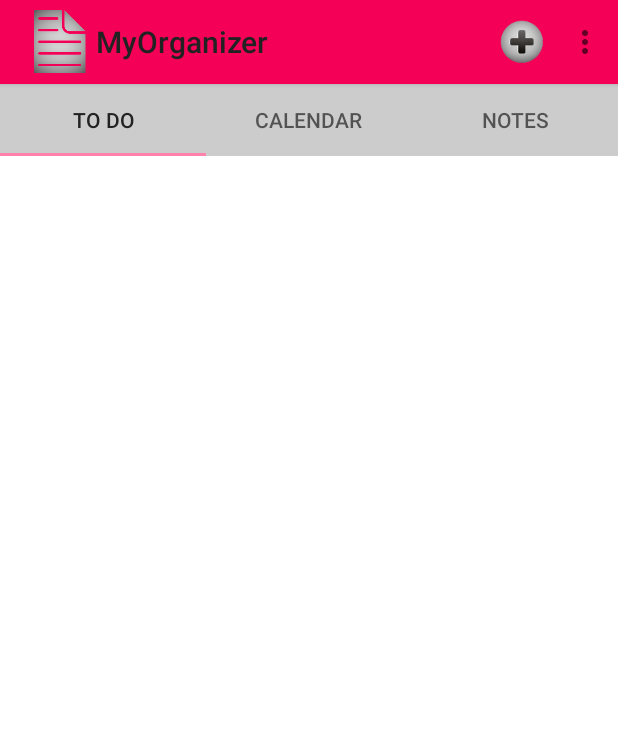
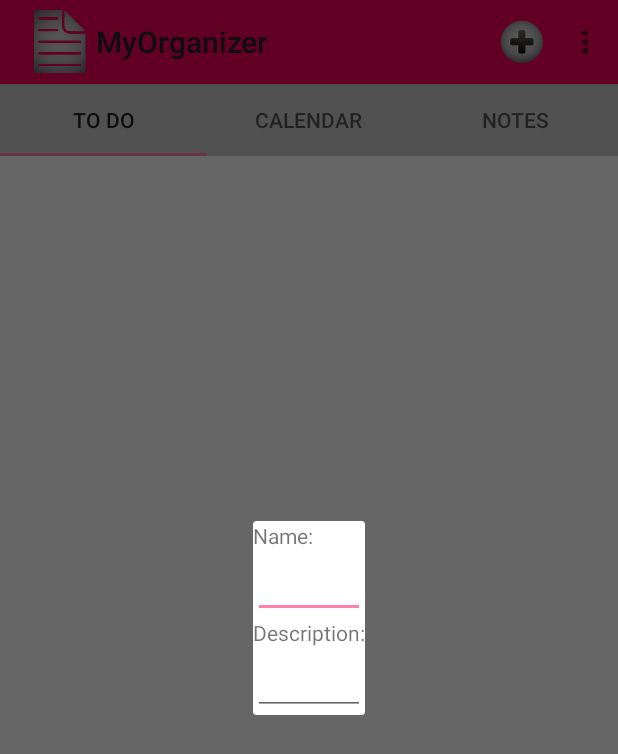
Before and after one commit to moniaS/Organizer, an Android app: the screen it shows after launch (MainActivity), after a tap on "Search", on a phone screen of 412 x 824 dp. Shown: the top 754 px of the screen. Run offline under Robolectric (Android 15) with nearby library versions, the phone set to English and light mode, and no system bars.

Commit message:
Dodanie DialogFragment w celu dodania nowego zadania, zapisywanie tego zadania i aktualizacja listy z zadaniami po dodaniu zadania.

```diff
--- a/app/src/main/java/com/example/android/myapplication/Activity/MainActivity.java
+++ b/app/src/main/java/com/example/android/myapplication/Activity/MainActivity.java
@@ -3,6 +3,7 @@ package com.example.android.myapplication.Activity;
 import android.os.Bundle;
 import android.support.design.widget.TabLayout;
 import android.support.v4.app.Fragment;
+import android.support.v4.app.FragmentManager;
 import android.support.v4.view.ViewPager;
 import android.support.v7.app.AppCompatActivity;
 import android.support.v7.widget.Toolbar;
@@ -10,13 +11,17 @@ import android.view.Menu;
 import android.view.MenuItem;
 import android.widget.Toast;
 
-import com.example.android.myapplication.Fragments.ToDoFragment;
+import com.example.android.myapplication.Fragments.CalendarFragment;
+import com.example.android.myapplication.Fragments.AddTaskDialog;
+import com.example.android.myapplication.Fragments.TasksFragment;
 import com.example.android.myapplication.R;
 import com.example.android.myapplication.Adapters.SampleFragmentPagerAdapter;
 
-public class MainActivity extends AppCompatActivity{
+public class MainActivity extends AppCompatActivity implements AddTaskDialog.NewTaskFragmentListener{
 
-    SampleFragmentPagerAdapter adapter;
+    SampleFragmentPagerAdapter mPagerAdapter;
+    TabLayout mTabLayout;
+    ViewPager mViewPager;
 
     @Override
     protected void onCreate(Bundle savedInstanceState) {
@@ -25,7 +30,6 @@ public class MainActivity extends AppCompatActivity{
         setToolbar();
         initViews();
     }
-
 
     @Override
     public void onAttachFragment(Fragment fragment) {
@@ -45,7 +49,16 @@ public class MainActivity extends AppCompatActivity{
         switch (item.getItemId()) {
 
             case R.id.action_add:
-                return false;
+                if(mViewPager.getCurrentItem() == 0) {
+                    TasksFragment taskFragment = (TasksFragment) mViewPager.getAdapter().instantiateItem(mViewPager, mViewPager.getCurrentItem());
+                    showEditDialog();
+                }
+                else if(mViewPager.getCurrentItem() == 1) {
+                    CalendarFragment calendarFragment = (CalendarFragment) mViewPager.getAdapter().instantiateItem(mViewPager, mViewPager.getCurrentItem());
+                    Toast.makeText(this, "Adding selected", Toast.LENGTH_SHORT)
+                            .show();
+                }
+                return true;
             case R.id.action_settings:
                 Toast.makeText(this, "Settings selected", Toast.LENGTH_SHORT)
                         .show();
@@ -55,6 +68,19 @@ public class MainActivity extends AppCompatActivity{
         }
         return false;
     }
+
+    @Override
+    public void onFinishEditDialog(String name, String decription) {
+        TasksFragment frag1 = (TasksFragment) mViewPager.getAdapter().instantiateItem(mViewPager, mViewPager.getCurrentItem());
+        frag1.addTaskToList(name, decription);
+    }
+
+    private void showEditDialog() {
+        FragmentManager fm = getSupportFragmentManager();
+        AddTaskDialog addingTaskDialog = new AddTaskDialog();
+        addingTaskDialog.show(fm, "dialog_add_task");
+    }
+
     private void setToolbar() {
         Toolbar toolbar = (Toolbar) findViewById(R.id.tool_bar);
         setSupportActionBar(toolbar);
@@ -63,13 +89,12 @@ public class MainActivity extends AppCompatActivity{
     }
 
     private void initViews() {
-        TabLayout tabs = (TabLayout) findViewById(R.id.tabs);
-        ViewPager pager = (ViewPager) findViewById(R.id.pager);
-        adapter = new SampleFragmentPagerAdapter(getSupportFragmentManager());
+        mTabLayout = (TabLayout) findViewById(R.id.tabs);
+        mViewPager = (ViewPager) findViewById(R.id.pager);
+        mPagerAdapter = new SampleFragmentPagerAdapter(getSupportFragmentManager());
 
-        pager.setAdapter(adapter);
-        tabs.setupWithViewPager(pager);
+        mViewPager.setAdapter(mPagerAdapter);
+        mTabLayout.setupWithViewPager(mViewPager);
+
     }
-
-
 }
--- a/app/src/main/java/com/example/android/myapplication/Adapters/SampleFragmentPagerAdapter.java
+++ b/app/src/main/java/com/example/android/myapplication/Adapters/SampleFragmentPagerAdapter.java
@@ -2,19 +2,20 @@ package com.example.android.myapplication.Adapters;
 
 import android.support.v4.app.Fragment;
 import android.support.v4.app.FragmentManager;
-import android.support.v4.app.FragmentPagerAdapter;
 import android.support.v4.app.FragmentStatePagerAdapter;
-import android.view.View;
 import android.view.ViewGroup;
 
 import com.example.android.myapplication.Fragments.CalendarFragment;
 import com.example.android.myapplication.Fragments.NotesFragment;
-import com.example.android.myapplication.Fragments.ToDoFragment;
+import com.example.android.myapplication.Fragments.TasksFragment;
 
 public class SampleFragmentPagerAdapter extends FragmentStatePagerAdapter {
     final int PAGE_COUNT = 3;
     private String tabTitles[] = new String[] { "To Do", "Calendar", "Notes" };
     Fragment mCurrentFragment;
+    private TasksFragment taskFragment;
+    private CalendarFragment calendarFragment;
+    private NotesFragment notesFragment;
 
     public SampleFragmentPagerAdapter(FragmentManager fm) {
         super(fm);
@@ -31,7 +32,7 @@ public class SampleFragmentPagerAdapter extends FragmentStatePagerAdapter {
         switch (position)
         {
             case 0:
-                return new ToDoFragment();
+                return new TasksFragment();
             case 1:
                 return new CalendarFragment();
             case 2:
@@ -40,16 +41,45 @@ public class SampleFragmentPagerAdapter extends FragmentStatePagerAdapter {
                 return null;
         }
     }
+
     @Override
     public void setPrimaryItem(ViewGroup container, int position, Object object) {
-        if (mCurrentFragment != object) {
-            mCurrentFragment = (Fragment) object;
+        Fragment fragment = (Fragment) object;
+        Fragment mCurrentPrimaryItem = getItem(position);
+        if (fragment != mCurrentPrimaryItem) {
+            if (mCurrentPrimaryItem != null) {
+                mCurrentPrimaryItem.setMenuVisibility(false);
+                mCurrentPrimaryItem.setUserVisibleHint(false);
+            }
+            if (fragment != null) {
+// There's no check to see if a parent fragment is even visible!
+                fragment.setMenuVisibility(true);
+                fragment.setUserVisibleHint(true);
+            }
+            mCurrentPrimaryItem = fragment;
         }
-        super.setPrimaryItem(container, position, object);
     }
+
     @Override
     public CharSequence getPageTitle(int position) {
         // Generate title based on item position
         return tabTitles[position];
     }
+
+    public Object instantiateItem(ViewGroup container, int position) {
+        Fragment createdFragment = (Fragment) super.instantiateItem(container, position);
+        // save the appropriate reference depending on position
+        switch (position) {
+            case 0:
+                taskFragment = (TasksFragment) createdFragment;
+                break;
+            case 1:
+                calendarFragment = (CalendarFragment) createdFragment;
+                break;
+            case 2:
+                notesFragment = (NotesFragment) createdFragment;
+                        break;
+        }
+        return createdFragment;
+    }
 }
--- /dev/null
+++ b/app/src/main/java/com/example/android/myapplication/Adapters/TasksAdapter.java
@@ -0,0 +1,60 @@
+package com.example.android.myapplication.Adapters;
+
+import android.app.Activity;
+import android.content.Context;
+import android.graphics.Paint;
+import android.view.LayoutInflater;
+import android.view.View;
+import android.view.ViewGroup;
+import android.widget.ArrayAdapter;
+import android.widget.CheckBox;
+import android.widget.CompoundButton;
+import android.widget.TextView;
+
+import com.example.android.myapplication.ObjectClasses.Task;
+import com.example.android.myapplication.R;
+
+import org.w3c.dom.Text;
+
+import java.util.List;
+
+/**
+ * Created by Monia on 2016-02-17.
+ */
+public class TasksAdapter extends ArrayAdapter <Task> {
+
+    private Activity context;
+    List <Task> tasks;
+
+    public TasksAdapter(Activity context, List<Task> tasks) {
+        super(context, R.layout.list_to_do_item, tasks);
+        this.context = context;
+        this.tasks = tasks;
+    }
+
+    static class ViewHolder {
+        protected TextView tv_name;
+        protected TextView tv_descripiton;
+        protected CheckBox checkbox;
+    }
+    @Override
+    public View getView(int position, View convertView, ViewGroup parent) {
+        ViewHolder viewHolder;
+        View rowView = convertView;
+        if(rowView == null) {
+            LayoutInflater layoutInflater = context.getLayoutInflater();
+            rowView = layoutInflater.inflate(R.layout.list_to_do_item, null, true);
+            viewHolder = new ViewHolder();
+            viewHolder.tv_name = (TextView) rowView.findViewById(R.id.tv_task_name);
+            viewHolder.tv_descripiton = (TextView) rowView.findViewById(R.id.tv_task_description);
+            rowView.setTag(viewHolder);
+        } else {
+            viewHolder = (ViewHolder) rowView.getTag();
+        }
+        Task task = tasks.get(position);
+        viewHolder.tv_name.setText(task.getName());
+        viewHolder.tv_descripiton.setText(task.getDescription());
+
+        return rowView;
+    }
+}
--- /dev/null
+++ b/app/src/main/java/com/example/android/myapplication/Fragments/AddTaskDialog.java
@@ -0,0 +1,62 @@
+package com.example.android.myapplication.Fragments;
+
+import android.os.Bundle;
+import android.view.KeyEvent;
+import android.view.LayoutInflater;
+import android.view.View;
+import android.view.ViewGroup;
+import android.view.WindowManager;
+import android.view.inputmethod.EditorInfo;
+import android.widget.DatePicker;
+import android.widget.EditText;
+import android.widget.TextView;
+
+import com.example.android.myapplication.Activity.MainActivity;
+import com.example.android.myapplication.R;
+
+public class AddTaskDialog extends android.support.v4.app.DialogFragment implements TextView.OnEditorActionListener {
+
+    private EditText taskName;
+    private EditText taskDescription;
+    private DatePicker taskDate;
+
+    public interface NewTaskFragmentListener {
+        void onFinishEditDialog(String name, String description);
+    }
+    @Override
+    public boolean onEditorAction(TextView v, int actionId, KeyEvent event) {
+        if (EditorInfo.IME_ACTION_DONE == actionId) {
+            // Return input text to activity
+            MainActivity activity = (MainActivity) getActivity();
+            activity.onFinishEditDialog(taskName.getText().toString(), taskDescription.getText().toString());
+            this.dismiss();
+            return true;
+        }
+        return false;
+    }
+
+    public AddTaskDialog() {
+        // Empty constructor required for DialogFragment
+    }
+
+    @Override
+    public View onCreateView(LayoutInflater inflater, ViewGroup container,
+                             Bundle savedInstanceState) {
+        View view = inflater.inflate(R.layout.dialog_add_task, container);
+        taskName = (EditText) view.findViewById(R.id.txt_new_task_name);
+        taskDescription = (EditText) view.findViewById(R.id.txt_new_task_description);
+        getDialog().setTitle("Task Adding");
+
+        showKeyboard(taskName);
+        taskDescription.setOnEditorActionListener(this);
+
+        return view;
+    }
+
+    private void showKeyboard(EditText editText) {
+        editText.requestFocus();
+        getDialog().getWindow().setSoftInputMode(
+                WindowManager.LayoutParams.SOFT_INPUT_STATE_VISIBLE);
+    }
+
+}
--- a/app/src/main/java/com/example/android/myapplication/Fragments/CalendarFragment.java
+++ b/app/src/main/java/com/example/android/myapplication/Fragments/CalendarFragment.java
@@ -14,14 +14,14 @@ import com.example.android.myapplication.R;
 public class CalendarFragment extends Fragment
 {
     @Override
-    public void onCreate(Bundle savedInstanceState)
-    {
+    public void onCreate(Bundle savedInstanceState) {
         super.onCreate(savedInstanceState);
     }
 
     @Override
     public View onCreateView(LayoutInflater inflater, ViewGroup container, Bundle savedInstanceState)
     {
+
         return inflater.inflate(R.layout.fragment_calendar, container, false);
     }
 }
--- /dev/null
+++ b/app/src/main/java/com/example/android/myapplication/Fragments/TasksFragment.java
@@ -0,0 +1,113 @@
+package com.example.android.myapplication.Fragments;
+
+import android.database.Cursor;
+import android.os.Bundle;
+import android.support.v4.app.Fragment;
+import android.support.v4.app.FragmentManager;
+import android.view.LayoutInflater;
+import android.view.Menu;
+import android.view.MenuInflater;
+import android.view.View;
+import android.view.ViewGroup;
+import android.widget.ListView;
+
+import com.example.android.myapplication.Adapters.TasksAdapter;
+import com.example.android.myapplication.R;
+import com.example.android.myapplication.ObjectClasses.Task;
+import com.example.android.myapplication.TasksDatabaseAdapter;
+
+import java.util.ArrayList;
+import java.util.List;
+
+public class TasksFragment extends Fragment {
+
+    ListView lv_tasks;
+    List<Task> tasksList;
+    private TasksDatabaseAdapter tasksDbAdapter;
+    private Cursor todoCursor;
+    private List<Task> tasks;
+    private TasksAdapter listAdapter;
+
+
+    FragmentManager fm = getFragmentManager();
+
+    @Override
+    public void onCreate(Bundle savedInstanceState) {
+        super.onCreate(savedInstanceState);
+        setHasOptionsMenu(true);
+    }
+    @Override
+    public View onCreateView(LayoutInflater inflater, ViewGroup container, Bundle savedInstanceState) {
+
+        View view = inflater.inflate(R.layout.fragment_to_do, container, false);
+        lv_tasks = (ListView) view.findViewById(R.id.lv_to_do_items);
+        listAdapter = new TasksAdapter(this.getActivity(), tasks);
+        tasksDbAdapter = new TasksDatabaseAdapter(getContext());
+        tasksDbAdapter.open();
+        tasks = tasksDbAdapter.getAllTasks1();
+        getAllTasks();
+        listAdapter = new TasksAdapter (this.getActivity(), tasks);
+        lv_tasks.setAdapter(listAdapter);
+        return view;
+    }
+
+    private void getAllTasks() {
+        tasks = new ArrayList<Task>();
+        todoCursor = getAllEntriesFromDb();
+        updateTaskList();
+    }
+
+    private Cursor getAllEntriesFromDb() {
+        todoCursor = tasksDbAdapter.getAllTasks();
+        if(todoCursor != null) {
+            getActivity().startManagingCursor(todoCursor);
+            todoCursor.moveToFirst();
+        }
+        return todoCursor;
+    }
+
+    private void updateTaskList() {
+        if(todoCursor != null && todoCursor.moveToFirst()) {
+            do {
+                int id = todoCursor.getInt(TasksDatabaseAdapter.ID_COLUMN);
+                String name = todoCursor.getString(TasksDatabaseAdapter.NAME_COLUMN);
+                String description = todoCursor.getString(TasksDatabaseAdapter.DESCRIPTION_COLUMN);
+                boolean completed = todoCursor.getInt(TasksDatabaseAdapter.COMPLETED_COLUMN) > 0 ? true : false;
+                tasks.add(new Task(id, name, description));
+            } while(todoCursor.moveToNext());
+        }
+    }
+    @Override
+    public void onSaveInstanceState(Bundle outState) {
+        super.onSaveInstanceState(outState);
+        setUserVisibleHint(true);
+    }
+
+    @Override
+    public void onCreateOptionsMenu(Menu menu, MenuInflater inflater) {
+        // Do something that differs the Activity's menu here
+        super.onCreateOptionsMenu(menu, inflater);
+    }
+  /*  @Override
+    public boolean onOptionsItemSelected(MenuItem item) {
+
+        Log.d("onOptionsItemSelected", "yes");
+        switch (item.getItemId()) {
+            case R.id.action_add: {
+                Toast.makeText(this.getContext(), "Adding selected", Toast.LENGTH_SHORT)
+                        .show();
+                return true;
+            }
+            case R.id.action_settings:
+                return false;
+            default:
+                break;
+        }
+        return false;
+    }*/
+
+    public void addTaskToList(String name, String description) {
+        tasks.add(new Task(0, name, description));
+        listAdapter.notifyDataSetChanged();
+    }
+}
--- a/app/src/main/java/com/example/android/myapplication/Fragments/ToDoFragment.java
+++ /dev/null
@@ -1,107 +0,0 @@
-package com.example.android.myapplication.Fragments;
-
-import android.os.Bundle;
-import android.os.Parcelable;
-import android.support.v4.app.Fragment;
-import android.util.Log;
-import android.view.LayoutInflater;
-import android.view.Menu;
-import android.view.MenuInflater;
-import android.view.MenuItem;
-import android.view.View;
-import android.view.ViewGroup;
-import android.widget.ArrayAdapter;
-import android.widget.CheckedTextView;
-import android.widget.ListView;
-import android.widget.Toast;
-
-import com.example.android.myapplication.Adapters.InteractiveArrayAdapter;
-import com.example.android.myapplication.R;
-import com.example.android.myapplication.ObjectClasses.ToDoItem;
-
-import java.io.Serializable;
-import java.util.ArrayList;
-import java.util.List;
-
-public class ToDoFragment extends Fragment {
-
-    ListView listview;
-    ArrayList<ToDoItem> list;
-    ArrayAdapter <ToDoItem> adapter;
-    private Parcelable state;
-
-    @Override
-    public void onCreate(Bundle savedInstanceState) {
-        super.onCreate(savedInstanceState);
-        setHasOptionsMenu(true);
-    }
-    @Override
-    public View onCreateView(LayoutInflater inflater, ViewGroup container, Bundle savedInstanceState) {
-
-        View view = inflater.inflate(R.layout.fragment_to_do, container, false);
-        listview = (ListView) view.findViewById(R.id.lv_to_do_items);
-        adapter = new InteractiveArrayAdapter(this.getContext(), R.layout.list_to_do_item, R.id.tv_task_name, getTaskList());
-        listview.setAdapter(adapter);
-        return view;
-    }
-    @Override
-    public void onSaveInstanceState(final Bundle outState) {
-        super.onSaveInstanceState(outState);
-        outState.putSerializable("list", (Serializable) list);
-    }
-
-    @Override
-    public void onActivityCreated(Bundle savedInstanceState) {
-        super.onActivityCreated(savedInstanceState);
-
-        if (savedInstanceState != null) {
-            //probably orientation change
-            list = (ArrayList<ToDoItem>) savedInstanceState.getSerializable("list");
-        } else {
-            if (list != null) {
-                //returning from backstack, data is fine, do nothing
-            } else {
-                //newly created, compute data
-                list = getTaskList();
-            }
-        }
-    }
-    @Override
-    public void onCreateOptionsMenu(Menu menu, MenuInflater inflater) {
-        // Do something that differs the Activity's menu here
-        super.onCreateOptionsMenu(menu, inflater);
-    }
-    @Override
-    public boolean onOptionsItemSelected(MenuItem item) {
-
-        Log.d("onOptionsItemSelected", "yes");
-        switch (item.getItemId()) {
-            case R.id.action_add:
-            {
-                Toast.makeText(this.getContext(), "Adding selected", Toast.LENGTH_SHORT)
-                    .show();
-                addTaskToList();
-                return true;
-            }
-            case R.id.action_settings:
-                return false;
-            default:
-                break;
-        }
-        return false;
-    }
-
-    private void addTaskToList()
-    {
-        list.add(new ToDoItem("name" + list.size(), "description" + list.size()));
-        adapter.notifyDataSetChanged();
-    }
-    public ArrayList<ToDoItem> getTaskList() {
-        list = new ArrayList<ToDoItem>();
-        return list;
-    }
-
-    private ToDoItem get(String name, String description) {
-        return new ToDoItem(name, description);
-    }
-}
--- /dev/null
+++ b/app/src/main/java/com/example/android/myapplication/TasksDatabaseAdapter.java
@@ -0,0 +1,134 @@
+package com.example.android.myapplication;
+
+import android.content.ContentValues;
+import android.content.Context;
+import android.database.Cursor;
+import android.database.SQLException;
+import android.database.sqlite.SQLiteDatabase;
+import android.database.sqlite.SQLiteOpenHelper;
+import android.util.Log;
+
+import com.example.android.myapplication.ObjectClasses.Task;
+
+import java.util.ArrayList;
+import java.util.List;
+
+/**
+ * Created by Monia on 2016-02-23.
+ */
+public class TasksDatabaseAdapter {
+
+    private static final String DEBUG_TAG = "SqLiteTodoManager";
+
+    private static final int DATABASE_VERSION = 1;
+    private static final String DATABASE_NAME = "tasks.db";
+    private static final String TASKS_TABLE = "tasks";
+    public static final String KEY_ID = "_id";
+    public static final String ID_OPTIONS = "INTEGER PRIMARY KEY AUTOINCREMENT";
+    public static final int ID_COLUMN = 0;
+    public static final String KEY_NAME = "name";
+    public static final int NAME_COLUMN = 1;
+    public static final String NAME_OPTIONS = "TEXT NOT NULL";
+    public static final String KEY_DESCRIPTION = "description";
+    public static final int DESCRIPTION_COLUMN = 2;
+    public static final String DESCRIPTION_OPTIONS = "TEXT NOT NULL";
+    public static final String KEY_COMPLETED = "completed";
+    public static final int COMPLETED_COLUMN = 3;
+    public static final String COMPLETED_OPTIONS = "INTEGER DEFAULT 0";
+
+    private static final String DB_CREATE_TASKS_TABLE =
+            "CREATE TABLE " + TASKS_TABLE + "( " +
+                    KEY_ID + " " + ID_OPTIONS + ", " +
+                    KEY_NAME + " " + NAME_OPTIONS + ", " +
+                    KEY_DESCRIPTION + " " + DESCRIPTION_OPTIONS + ", " +
+                    KEY_COMPLETED + " " + COMPLETED_OPTIONS +
+                    ");";
+    private static final String DROP_TODO_TABLE =
+            "DROP TABLE IF EXISTS " + TASKS_TABLE;
+
+    private SQLiteDatabase db;
+    private Context context;
+    private DatabaseHelper dbHelper;
+
+    public TasksDatabaseAdapter(Context context) {
+        this.context = context;
+    }
+
+    public TasksDatabaseAdapter open(){
+        dbHelper = new DatabaseHelper(context, DATABASE_NAME, null, DATABASE_VERSION);
+        try {
+            db = dbHelper.getWritableDatabase();
+        } catch (SQLException e) {
+            db = dbHelper.getReadableDatabase();
+        }
+        return this;
+    }
+
+    public List<Task> getAllTasks1() {
+        List<Task> contactList = new ArrayList<Task>();
+        // Select All Query
+        String selectQuery = "SELECT  * FROM " + TASKS_TABLE;
+
+        Cursor cursor = db.rawQuery(selectQuery, null);
+
+        // looping through all rows and adding to list
+        if (cursor.moveToFirst()) {
+            do {
+                Task contact = new Task();
+                contact.setId(Integer.parseInt(cursor.getString(0)));
+                contact.setName(cursor.getString(1));
+                contact.setDescription(cursor.getString(2));
+                // Adding contact to list
+                contactList.add(contact);
+            } while (cursor.moveToNext());
+        }
+
+        // return contact list
+        return contactList;
+    }
+
+    public void close() {
+        dbHelper.close();
+    }
+
+    public Cursor getAllTasks() {
+        String[] columns = {KEY_ID, KEY_DESCRIPTION, KEY_COMPLETED};
+        return db.query(TASKS_TABLE, columns, null, null, null, null, null);
+    }
+
+    public void insertTask(String name, String description) {
+        ContentValues newTaskValues = new ContentValues();
+        newTaskValues.put(KEY_NAME, name);
+        newTaskValues.put(KEY_DESCRIPTION, description);
+        db.insert(TASKS_TABLE, null, newTaskValues);
+        db.close();
+    }
+
+    private static class DatabaseHelper extends SQLiteOpenHelper {
+
+
+        public DatabaseHelper(Context context, String name,
+                              SQLiteDatabase.CursorFactory factory, int version) {
+            super(context, name, factory, version);
+        }
+
+        @Override
+        public void onCreate(SQLiteDatabase db) {
+            db.execSQL(DB_CREATE_TASKS_TABLE);
+
+            Log.d(DEBUG_TAG, "Database creating...");
+            Log.d(DEBUG_TAG, "Table " + TASKS_TABLE + " ver." + DATABASE_VERSION + " created");
+        }
+
+        @Override
+        public void onUpgrade(SQLiteDatabase db, int oldVersion, int newVersion) {
+            db.execSQL(DROP_TODO_TABLE);
+
+            Log.d(DEBUG_TAG, "Database updating...");
+            Log.d(DEBUG_TAG, "Table " + TASKS_TABLE + " updated from ver." + oldVersion + " to ver." + newVersion);
+            Log.d(DEBUG_TAG, "All data is lost.");
+
+            onCreate(db);
+        }
+    }
+}
--- /dev/null
+++ b/app/src/main/res/layout/dialog_add_task.xml
@@ -0,0 +1,32 @@
+<LinearLayout xmlns:android="http://schemas.android.com/apk/res/android"
+    android:id="@+id/edit_name"
+    android:layout_width="wrap_content"
+    android:layout_height="wrap_content"
+    android:layout_gravity="center"
+    android:orientation="vertical"  >
+
+    <TextView
+        android:id="@+id/tv_new_task_name"
+        android:text="Name:"
+        android:layout_width="wrap_content"
+        android:layout_height="wrap_content" />
+
+    <EditText
+        android:id="@+id/txt_new_task_name"
+        android:layout_width="match_parent"
+        android:layout_height="wrap_content"
+        android:inputType="text" />
+
+    <TextView
+        android:id="@+id/tv_new_task_description"
+        android:text="Description:"
+        android:layout_width="wrap_content"
+        android:layout_height="wrap_content" />
+
+    <EditText
+        android:id="@+id/txt_new_task_description"
+        android:layout_width="match_parent"
+        android:layout_height="wrap_content"
+        android:inputType="text" />
+
+</LinearLayout>
--- a/app/src/main/res/layout/fragment_to_do.xml
+++ b/app/src/main/res/layout/fragment_to_do.xml
@@ -1,4 +1,5 @@
 <LinearLayout xmlns:android="http://schemas.android.com/apk/res/android"
+    xmlns:app="http://schemas.android.com/apk/res-auto"
     android:layout_width="match_parent"
     android:layout_height="match_parent"
     android:orientation="vertical">
--- a/app/src/main/res/values/strings.xml
+++ b/app/src/main/res/values/strings.xml
@@ -24,4 +24,7 @@
     <string name="textTab2">"You Are In Tab 2"</string>
     <string name="textTab3">"You Are In Tab 3"</string>
 
+<!-- TODO: Remove or change this placeholder text -->
+    <string name="welcome">welcome</string>
+
 </resources>
```
Also changed, not shown: app/src/main/java/com/example/android/myapplication/Adapters/InteractiveArrayAdapter.java (deleted, +0 -71 lines), app/src/main/java/com/example/android/myapplication/ObjectClasses/Task.java (renamed from app/src/main/java/com/example/android/myapplication/ObjectClasses/ToDoItem.java, +19 -9 lines), app/src/main/res/layout/fragment_calendar.xml (+7 -4 lines), app/src/main/res/layout/fragment_notes.xml (+7 -4 lines), 1 other file.
